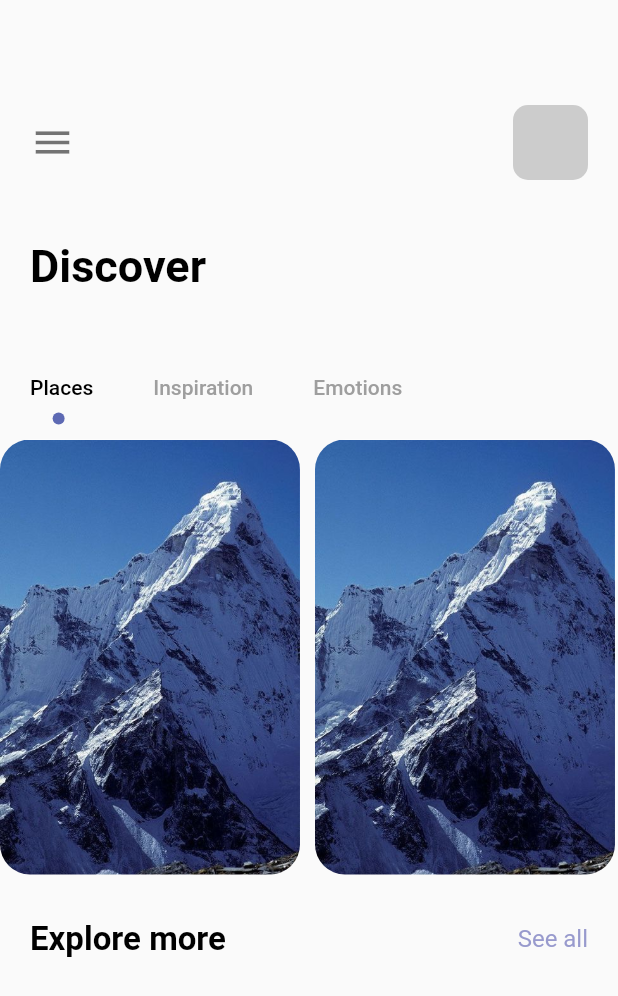
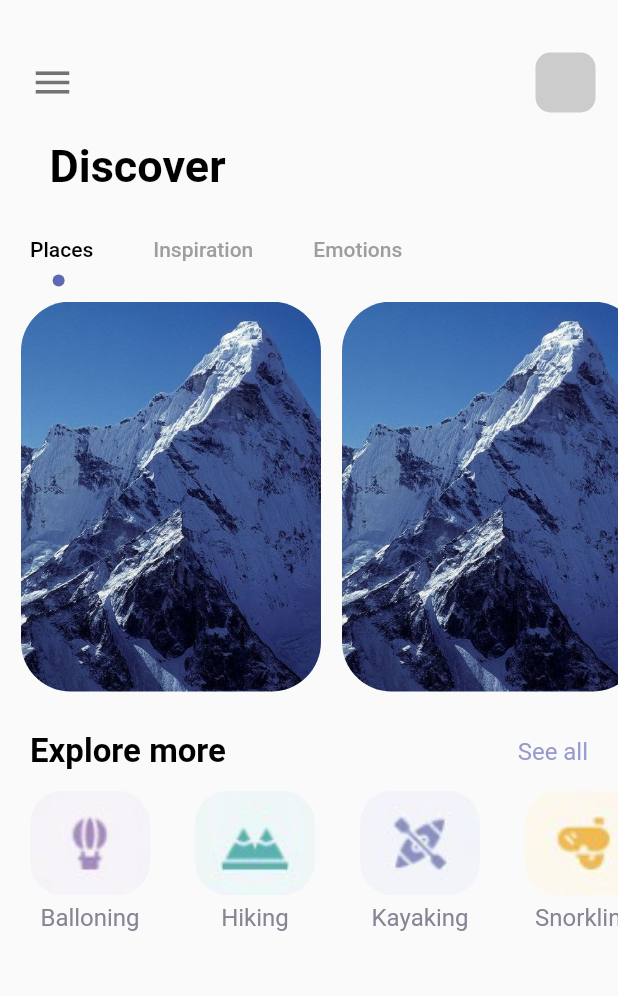
Before and after one commit to g-serban/cubit_state_management_app, a Flutter app: the HomePage screen opened directly, on a phone screen of 412 x 824 dp. Shown: the top 996 px of the screen. Run offline on Flutter 3.47's test engine with Material 2 defaults, Android fonts, the phone set to English and light mode, and no system bars; statements that could not run were skipped.

Commit message:
small images in row

```diff
--- a/lib/navpages/home_page.dart
+++ b/lib/pages/home_page.dart
@@ -21,21 +21,29 @@ class _HomePageState extends State<HomePage> with TickerProviderStateMixin {
     // vsync: this -> has to have context, everytime we click on the bar, it get's rebuild, so it needs the context of the widget
     TabController _tabController = TabController(length: 3, vsync: this);
 
+    var images = { // where key is the image and the value is the text
+      'balloning.png': 'Balloning',
+      'hiking.png': 'Hiking',
+      'kayaking.png': 'Kayaking',
+      'snorkling.png': 'Snorkling'
+    };
+
     return Scaffold(
       body: Column(
         crossAxisAlignment: CrossAxisAlignment.start,
         children: [
           // menu text
+          SizedBox(height: 35),
           Container(
-            padding: const EdgeInsets.only(top: 70, left: 20),
+            padding: const EdgeInsets.only(left: 20,),
             child: Row(
               children: [
-                Icon(Icons.menu, size: 30, color: Colors.black54),
+                const Icon(Icons.menu, size: 30, color: Colors.black54),
                 Expanded(child: Container()),
                 Container(
-                  margin: const EdgeInsets.only(right: 20),
-                  width: 50,
-                  height: 50,
+                  margin: const EdgeInsets.only(right: 15),
+                  width: 40,
+                  height: 40,
                   decoration: BoxDecoration(
                     borderRadius: BorderRadius.circular(10),
                     color: Colors.grey.withOpacity(0.5),
@@ -44,9 +52,10 @@ class _HomePageState extends State<HomePage> with TickerProviderStateMixin {
               ],
             ),
           ),
+          SizedBox(height: 18),
           // discover text
           Container(
-            padding: const EdgeInsets.only(left: 20, top: 40, bottom: 40),
+            padding: const EdgeInsets.only(left: 33, bottom: 15),
             child: AppLargeText(text: 'Discover'),
           ),
           Container(
@@ -79,8 +88,9 @@ class _HomePageState extends State<HomePage> with TickerProviderStateMixin {
           ),
           Container(
             height:
-                300, // TabBarView needs the container to have a height and width !!
+                270, // TabBarView needs the container to have a height and width !!
             width: double.maxFinite,
+            margin: const EdgeInsets.only(left: 14),
             child: TabBarView(
               controller: _tabController,
               children: [
@@ -89,11 +99,11 @@ class _HomePageState extends State<HomePage> with TickerProviderStateMixin {
                   scrollDirection: Axis.horizontal,
                   itemBuilder: (BuildContext context, int index) {
                     return Container(
-                      margin: const EdgeInsets.only(right: 10, top: 10),
+                      margin: const EdgeInsets.only(right: 14, top: 10),
                       width: 200,
                       height: 300,
                       decoration: BoxDecoration(
-                        borderRadius: BorderRadius.circular(20),
+                        borderRadius: BorderRadius.circular(33),
                         color: Colors.white,
                         image: DecorationImage(
                           image: AssetImage('img/mountain.jpeg'),
@@ -108,7 +118,7 @@ class _HomePageState extends State<HomePage> with TickerProviderStateMixin {
               ],
             ),
           ),
-          SizedBox(height: 30),
+          SizedBox(height: 27),
           Container(
             margin: const EdgeInsets.only(left: 20, right: 20),
             child: Row(
@@ -116,9 +126,47 @@ class _HomePageState extends State<HomePage> with TickerProviderStateMixin {
               children: [
                 AppLargeText(text: 'Explore more', size: 22),
                 AppText(text: 'See all', color: AppColors.textColor1),
-
               ],
             ),
+          ),
+          SizedBox(height: 13),
+          Container(
+            margin: EdgeInsets.only(left: 20),
+            height: 100,
+            width: double.maxFinite,
+            child: ListView.builder(
+                scrollDirection: Axis.horizontal,
+                itemCount: 4,
+                itemBuilder: (_, index) {
+                  // default context, index
+                  return Container(
+                    margin: const EdgeInsets.only(right: 30),
+                    child: Column(
+                      crossAxisAlignment: CrossAxisAlignment.center,
+                      children: [
+                        Container(
+                          width: 80,
+                          height: 70,
+                          decoration: BoxDecoration(
+                            borderRadius: BorderRadius.circular(22),
+                            color: Colors.white,
+                            image: DecorationImage(
+                              image: AssetImage('img/' + images.keys.elementAt(index)),
+                              fit: BoxFit.cover,
+                            ),
+                          ),
+                        ),
+                        SizedBox(height: 5),
+                        Container(
+                          child: AppText(
+                            text: images.values.elementAt(index),
+                            color: AppColors.textColor2,
+                          ),
+                        ),
+                      ],
+                    ),
+                  );
+                }),
           ),
         ],
       ),
```
Also changed, not shown: lib/pages/detail_page.dart (added), lib/pages/navpages/bar_item_page.dart (renamed from lib/navpages/bar_item_page.dart), lib/pages/navpages/main_page.dart (renamed from lib/navpages/main_page.dart), lib/pages/navpages/my_page.dart (renamed from lib/navpages/my_page.dart), lib/pages/navpages/search_page.dart (renamed from lib/navpages/search_page.dart).
